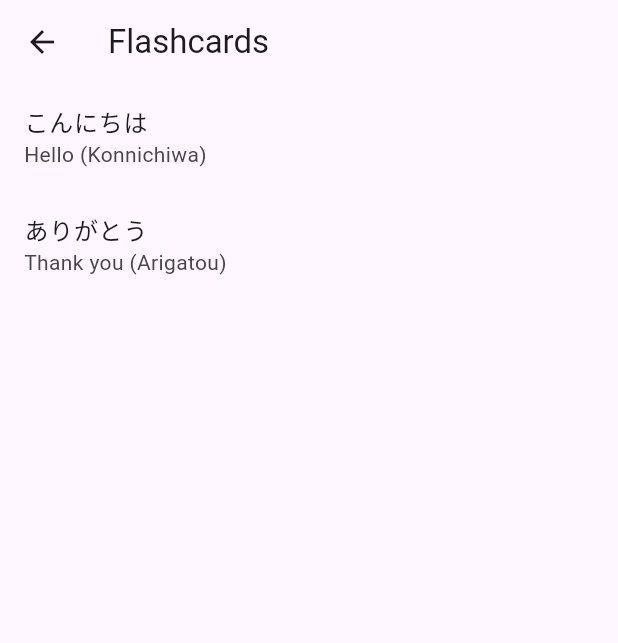
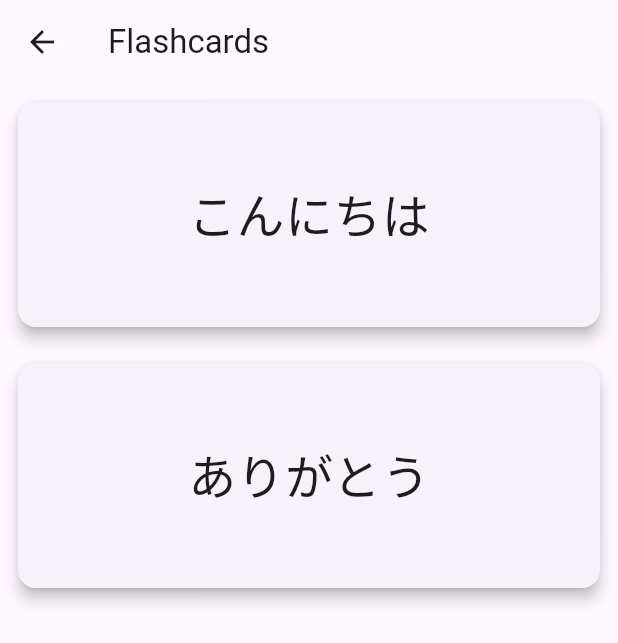
Before and after one commit to UJKC/Japanese-Assistant, a Flutter app: the FlashcardScreen screen opened directly, on a phone screen of 412 x 824 dp. Shown: the top 643 px of the screen. Run offline on Flutter 3.47's test engine with Material 3 defaults, Android fonts, the phone set to English and light mode, and no system bars; drawn by our look-alikes of flip_card; our stand-ins replace flutter_local_notifications, hive, hive_flutter, timezone; accounts and stored records are empty.

Commit message:
Flashcard working

```diff
--- a/lib/screens/flashcard_screen.dart
+++ b/lib/screens/flashcard_screen.dart
@@ -1,6 +1,6 @@
-// lib/screens/flashcard_screen.dart
 import 'package:flutter/material.dart';
 import 'package:hive/hive.dart';
+import 'package:flip_card/flip_card.dart';
 import '../models/flashcard.dart';
 
 class FlashcardScreen extends StatefulWidget {
@@ -46,9 +46,46 @@ class _FlashcardScreenState extends State<FlashcardScreen> {
         itemCount: flashcards.length,
         itemBuilder: (context, index) {
           final card = flashcards[index];
-          return ListTile(
-            title: Text(card.japanese),
-            subtitle: Text("${card.meaning} (${card.pronunciation})"),
+          return Padding(
+            padding: const EdgeInsets.all(8.0),
+            child: FlipCard(
+              direction: FlipDirection.HORIZONTAL,
+              front: Card(
+                elevation: 4,
+                child: Container(
+                  height: 150,
+                  alignment: Alignment.center,
+                  child: Text(
+                    card.japanese,
+                    style: const TextStyle(fontSize: 32),
+                  ),
+                ),
+              ),
+              back: Card(
+                elevation: 4,
+                child: Container(
+                  height: 150,
+                  alignment: Alignment.center,
+                  child: Column(
+                    mainAxisAlignment: MainAxisAlignment.center,
+                    children: [
+                      Text(
+                        card.pronunciation,
+                        style: const TextStyle(fontSize: 24),
+                      ),
+                      const SizedBox(height: 8),
+                      Text(
+                        card.meaning,
+                        style: const TextStyle(
+                          fontSize: 18,
+                          color: Colors.grey,
+                        ),
+                      ),
+                    ],
+                  ),
+                ),
+              ),
+            ),
           );
         },
       ),
```
